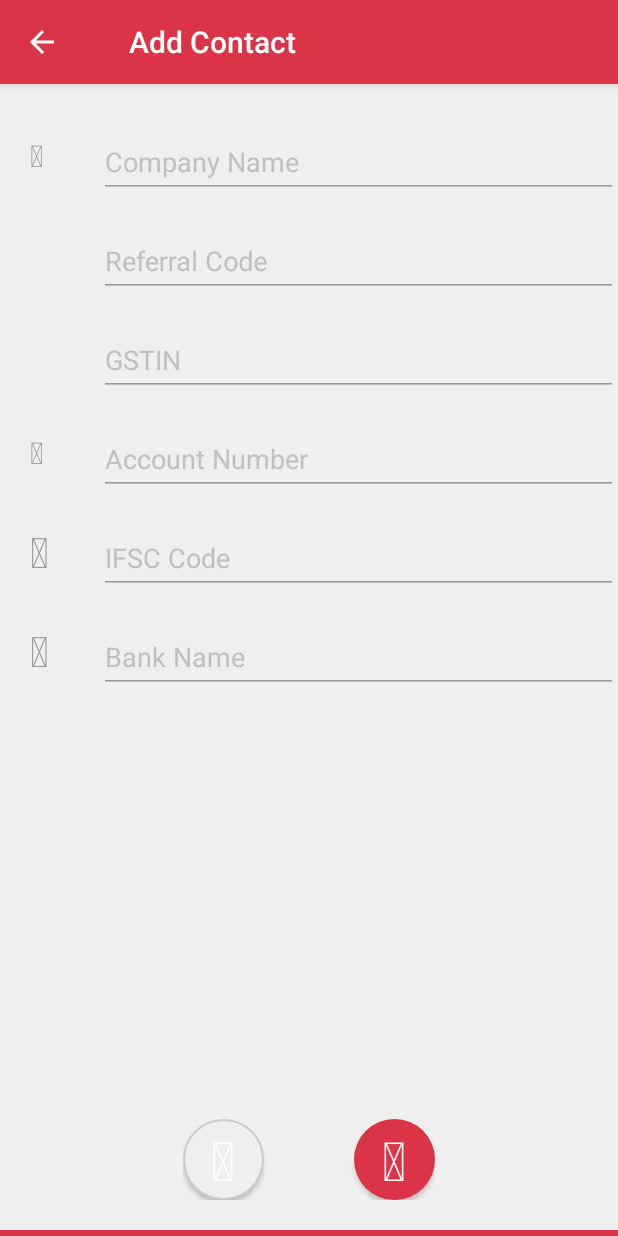
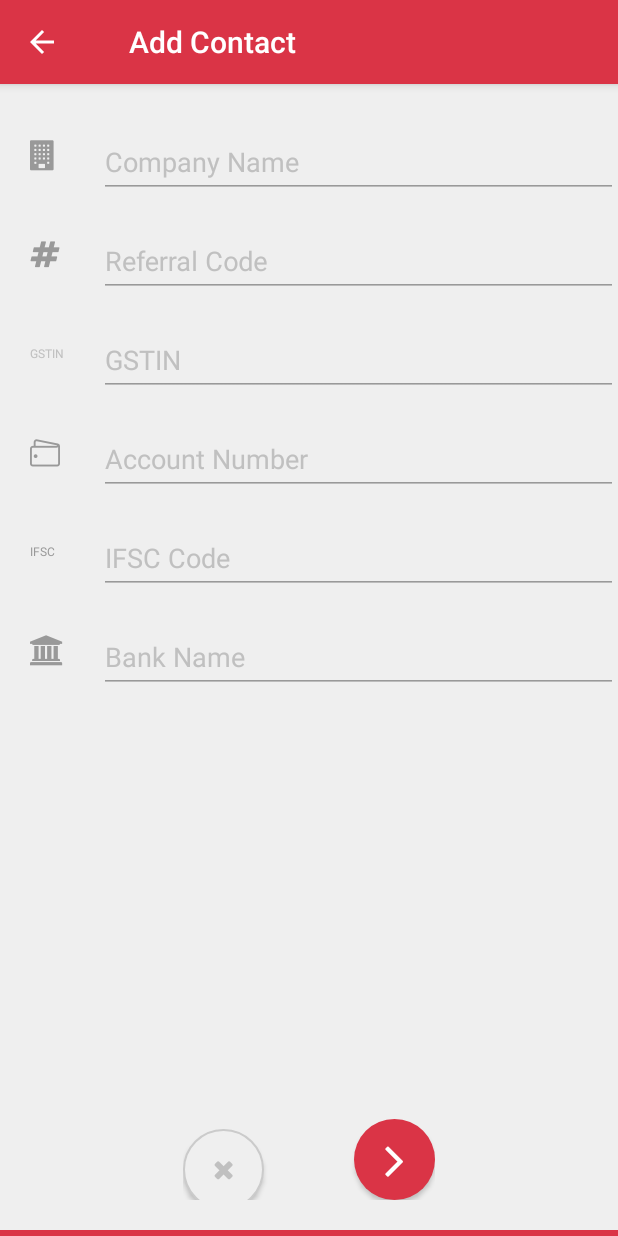
Before and after one commit to meghanashastri/Paymate, an Android app: the screen it shows after launch (AddContactActivity), after a tap on an icon or button, on a phone screen of 412 x 824 dp. Run offline under Robolectric (Android 15) with nearby library versions, the phone set to English and light mode, and no system bars.

Commit message:
layout two done

```diff
--- a/app/src/main/java/com/example/meg/paymate/fragments/AddContactScreenTwoFragment.java
+++ b/app/src/main/java/com/example/meg/paymate/fragments/AddContactScreenTwoFragment.java
@@ -1,13 +1,17 @@
 package com.example.meg.paymate.fragments;
 
+import android.graphics.Typeface;
 import android.os.Bundle;
 import android.support.annotation.Nullable;
 import android.support.v4.app.Fragment;
 import android.view.LayoutInflater;
 import android.view.View;
 import android.view.ViewGroup;
+import android.widget.Button;
+import android.widget.TextView;
 
 import com.example.meg.paymate.R;
+import com.example.meg.paymate.utils.FontManager;
 
 /**
  * Created by meg on 01/02/18.
@@ -21,7 +25,40 @@ public class AddContactScreenTwoFragment extends Fragment {
             savedInstanceState) {
         ViewGroup rootView = (ViewGroup) inflater.inflate(R.layout.fragment_add_contact_screen_two,
                 container, false);
-        //initViews(rootView);
+        initViews(rootView);
         return rootView;
     }
+
+
+    /**
+     * Method to initialise views
+     *
+     * @param rootView
+     */
+    private void initViews(ViewGroup rootView) {
+        Typeface simplelineIconFont = FontManager.getTypeface(getActivity(), FontManager.SIMPLELINE);
+        Typeface fontawesomeIconFont = FontManager.getTypeface(getActivity(), FontManager.FONTAWESOME);
+
+        TextView iconCompany = (TextView) rootView.findViewById(R.id.iconCompany);
+        iconCompany.setTypeface(fontawesomeIconFont);
+
+        TextView iconReferralCode = (TextView) rootView.findViewById(R.id.iconReferralCode);
+        iconReferralCode.setTypeface(fontawesomeIconFont);
+
+
+        TextView iconAccount = (TextView) rootView.findViewById(R.id.iconAccount);
+        iconAccount.setTypeface(simplelineIconFont);
+
+
+        TextView iconBank = (TextView) rootView.findViewById(R.id.iconBank);
+        iconBank.setTypeface(fontawesomeIconFont);
+
+        Button btnNext = (Button) rootView.findViewById(R.id.btnNext);
+        btnNext.setTypeface(fontawesomeIconFont);
+
+        Button btnCancel = (Button) rootView.findViewById(R.id.btnCancel);
+        btnCancel.setTypeface(fontawesomeIconFont);
+
+
+    }
 }
--- a/app/src/main/res/layout/fragment_add_contact_screen_two.xml
+++ b/app/src/main/res/layout/fragment_add_contact_screen_two.xml
@@ -44,7 +44,8 @@
             android:layout_marginRight="@dimen/margin_30dp"
             android:background="@drawable/circle_button_grey"
             android:text="@string/cancel_icon"
-            android:textSize="@dimen/button_text_size" />
+            android:textColor="@color/hint_color"
+            android:textSize="@dimen/cancel_button_text_size" />
 
         <Button
             android:id="@+id/btnNext"
@@ -78,12 +79,12 @@
                 android:weightSum="1">
 
                 <TextView
-                    android:id="@+id/iconFirstName"
+                    android:id="@+id/iconCompany"
                     android:layout_width="0dp"
                     android:layout_height="wrap_content"
                     android:layout_gravity="center"
                     android:layout_weight="0.07"
-                    android:text="@string/first_name_icon"
+                    android:text="@string/company_icon"
                     android:textColor="@color/icon_color"
                     android:textSize="@dimen/font_icon_size" />
 
@@ -115,13 +116,13 @@
                 android:weightSum="1">
 
                 <TextView
-                    android:id="@+id/iconLastName"
+                    android:id="@+id/iconReferralCode"
                     android:layout_width="0dp"
                     android:layout_height="wrap_content"
                     android:layout_gravity="center"
                     android:layout_weight="0.07"
-                    android:text="@string/first_name_icon"
-                    android:textColor="@color/bg_color"
+                    android:text="@string/referral_icon"
+                    android:textColor="@color/icon_color"
                     android:textSize="@dimen/font_icon_size" />
 
                 <android.support.design.widget.TextInputLayout
@@ -152,14 +153,14 @@
                 android:weightSum="1">
 
                 <TextView
-                    android:id="@+id/iconNickName"
+                    android:id="@+id/iconGstin"
                     android:layout_width="0dp"
                     android:layout_height="wrap_content"
                     android:layout_gravity="center"
                     android:layout_weight="0.07"
-                    android:text="@string/first_name_icon"
-                    android:textColor="@color/bg_color"
-                    android:textSize="@dimen/font_icon_size" />
+                    android:text="@string/hint_gstin"
+                    android:textColor="@color/hint_color"
+                    android:textSize="@dimen/text_size_12sp" />
 
                 <android.support.design.widget.TextInputLayout
                     android:layout_width="0dp"
@@ -190,12 +191,12 @@
                 android:weightSum="1">
 
                 <TextView
-                    android:id="@+id/iconEmail"
+                    android:id="@+id/iconAccount"
                     android:layout_width="0dp"
                     android:layout_height="wrap_content"
                     android:layout_gravity="center"
                     android:layout_weight="0.07"
-                    android:text="@string/email_icon"
+                    android:text="@string/account_icon"
                     android:textColor="@color/icon_color"
                     android:textSize="@dimen/font_icon_size" />
 
@@ -227,14 +228,14 @@
                 android:weightSum="1">
 
                 <TextView
-                    android:id="@+id/iconMobileNumber"
+                    android:id="@+id/iconIfsc"
                     android:layout_width="0dp"
                     android:layout_height="wrap_content"
                     android:layout_gravity="center"
                     android:layout_weight="0.07"
-                    android:text="@string/mobile_number_icon"
+                    android:text="@string/ifsc"
                     android:textColor="@color/icon_color"
-                    android:textSize="@dimen/simple_icon_size" />
+                    android:textSize="@dimen/text_size_12sp" />
 
                 <android.support.design.widget.TextInputLayout
                     android:layout_width="0dp"
@@ -264,14 +265,14 @@
                 android:weightSum="1">
 
                 <TextView
-                    android:id="@+id/iconAddress"
+                    android:id="@+id/iconBank"
                     android:layout_width="0dp"
                     android:layout_height="wrap_content"
                     android:layout_gravity="center"
                     android:layout_weight="0.07"
-                    android:text="@string/address_icon"
+                    android:text="@string/bank_icon"
                     android:textColor="@color/icon_color"
-                    android:textSize="@dimen/simple_icon_size" />
+                    android:textSize="@dimen/font_icon_size" />
 
                 <android.support.design.widget.TextInputLayout
                     android:layout_width="0dp"
--- a/app/src/main/res/values/dimens.xml
+++ b/app/src/main/res/values/dimens.xml
@@ -4,9 +4,11 @@
     <dimen name="progress_bar_height">4dp</dimen>
     <dimen name="circle_button_radius">54dp</dimen>
     <dimen name="font_icon_size">20sp</dimen>
+    <dimen name="text_size_12sp">8sp</dimen>
     <dimen name="simple_icon_size">28sp</dimen>
     <dimen name="margin_20dp">20dp</dimen>
     <dimen name="text_size">18sp</dimen>
     <dimen name="margin_10dp">10dp</dimen>
     <dimen name="button_text_size">36sp</dimen>
+    <dimen name="cancel_button_text_size">18sp</dimen>
 </resources>
--- a/app/src/main/res/values/strings.xml
+++ b/app/src/main/res/values/strings.xml
@@ -13,6 +13,7 @@
     <string name="hint_account_number">Account Number</string>
     <string name="hint_ifcs_code">IFSC Code</string>
     <string name="hint_bank_name">Bank Name</string>
+    <string name="ifsc">IFSC</string>
 
     <string name="first_name_icon">&#xe001;</string>
     <string name="email_icon">&#xe01f;</string>
@@ -20,4 +21,8 @@
     <string name="address_icon">&#xf015;</string>
     <string name="right_icon">&#xf105;</string>
     <string name="cancel_icon">&#xf00d;</string>
+    <string name="company_icon">&#xf1ad;</string>
+    <string name="referral_icon">&#xf292;</string>
+    <string name="account_icon">&#xe02a;</string>
+    <string name="bank_icon">&#xf19c;</string>
 </resources>
```
